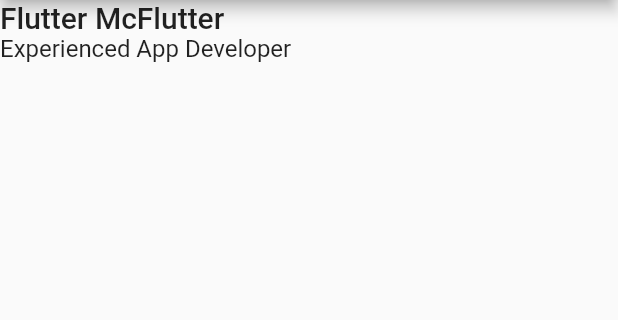
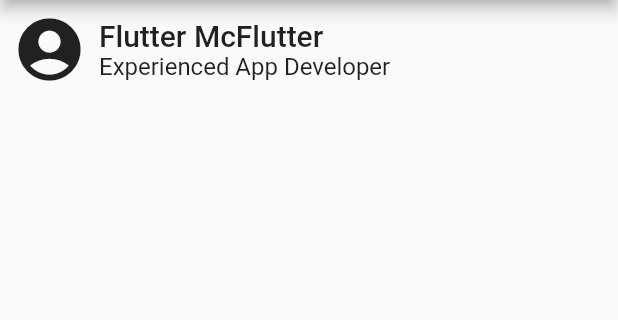
Before and after one commit to ArhanWR/basic_layout_flutter, a Flutter app: the screen it shows after launch, on a phone screen of 412 x 824 dp, the part 84-404 px from its top. Run offline on Flutter 3.47's test engine with Material 2 defaults, Android fonts, the phone set to English and light mode, and no system bars.

Commit message:
Exercise 1 - Done

```diff
--- a/lib/main.dart
+++ b/lib/main.dart
@@ -14,7 +14,13 @@ void main() {
 class MyWidget extends StatelessWidget {
   @override
   Widget build(BuildContext context) {
-    return Column(
+    return Row(
+      children: [
+        Padding(
+          padding: const EdgeInsets.all(8),
+          child: Icon(Icons.account_circle, size: 50),
+        ),
+        Column(
           mainAxisSize: MainAxisSize.min,
           crossAxisAlignment: CrossAxisAlignment.start,
           children: [
@@ -30,6 +36,8 @@ class MyWidget extends StatelessWidget {
               ),
             ),
           ],
+        ),
+      ],
     );
   }
 }
```
Lines whose indentation alone changed are shown as unchanged.
